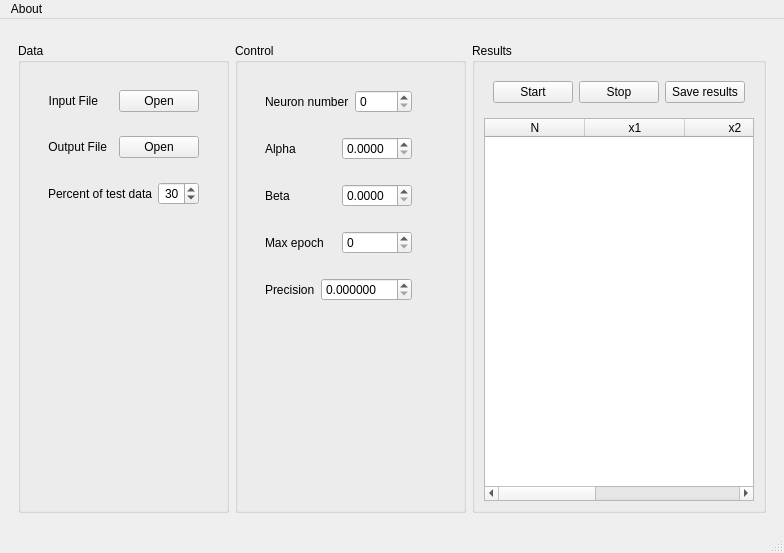
Above: mainwindow.ui from AlexLeSang/ECOHT-ANN before the change. Below: the same form after it.
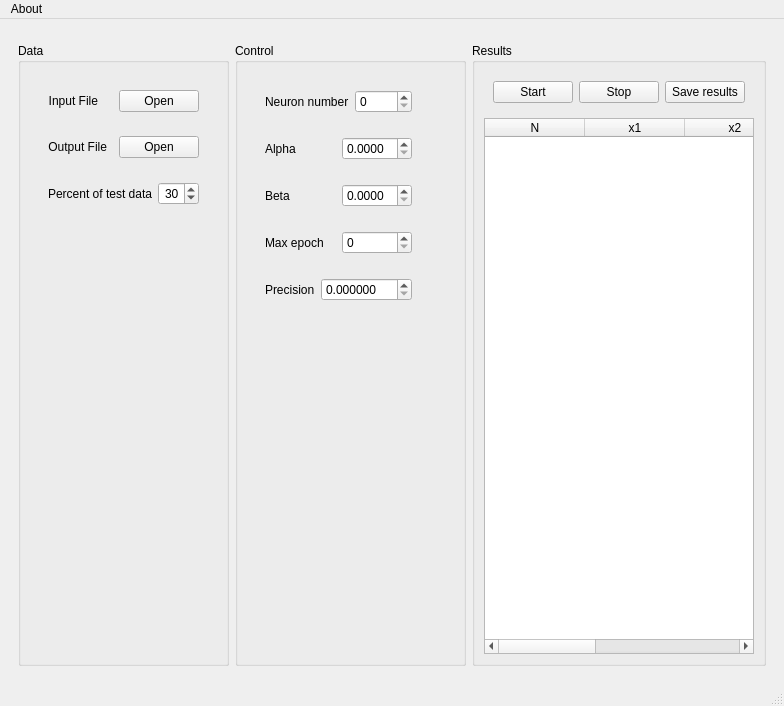
That is the form after the change. Custom widgets are drawn as their Qt base class.

Patch:
```diff
--- a/mainwindow.ui
+++ b/mainwindow.ui
@@ -7,7 +7,7 @@
     <x>0</x>
     <y>0</y>
     <width>742</width>
-    <height>553</height>
+    <height>706</height>
    </rect>
   </property>
   <property name="sizePolicy">
```
Left out of the diff: 8 changed lines with no effect on the pictures.
